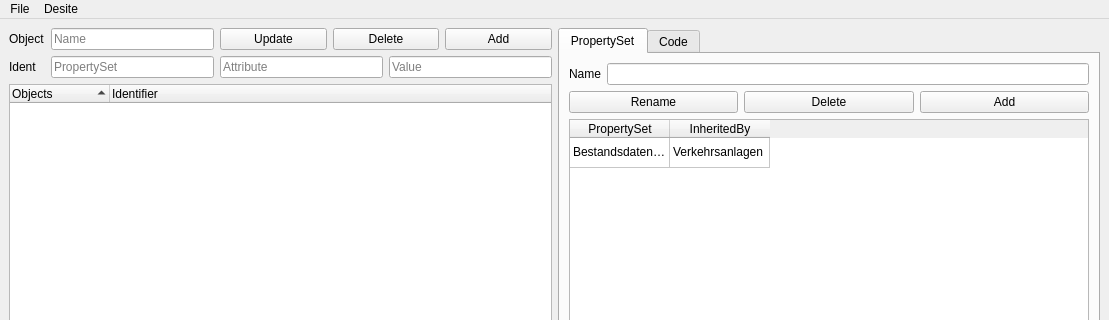
c-mellueh/SOM-Toolkit, file desiteRuleCreator/QtDesigns/MainWindow.ui: the form before one commit; both pictures show x 0 to 1109 and y 0 to 320 of the 1109 by 509 pixel window.
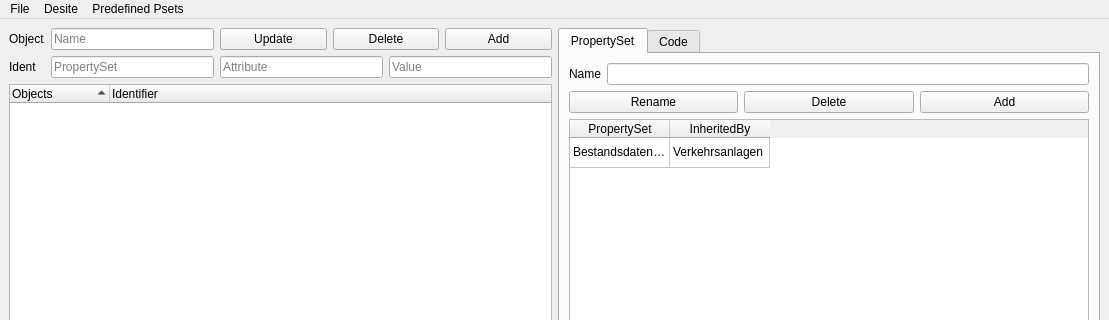
The form after the commit.

Diff of the .ui file:
```diff
--- a/desiteRuleCreator/QtDesigns/MainWindow.ui
+++ b/desiteRuleCreator/QtDesigns/MainWindow.ui
@@ -663,8 +663,15 @@
     <addaction name="action_desite_Settings"/>
     <addaction name="action_desite_Export"/>
    </widget>
+   <widget class="QMenu" name="menuPredefined_Psets">
+    <property name="title">
+     <string>Predefined Psets</string>
+    </property>
+    <addaction name="action_show_list"/>
+   </widget>
    <addaction name="menuFile"/>
    <addaction name="menuDesite"/>
+   <addaction name="menuPredefined_Psets"/>
   </widget>
   <widget class="QStatusBar" name="statusbar"/>
   <action name="action_file_new">
```
Left out of the diff: 5 changed lines with no effect on the pictures.
